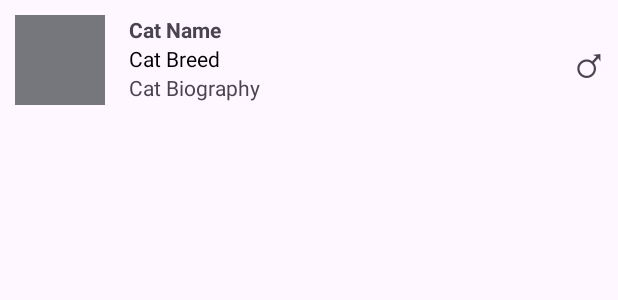
After one commit to chmpgnsupernova/LAB_WEEK_06, an Android app: the layout item_list.xml on its own in the app's theme, with its tools: preview values and no code run, on a phone screen of 412 x 824 dp. The commit adds this screen. Shown: the top 300 px of the screen. Run offline under Robolectric (Android 15) with nearby library versions, the phone set to English and light mode, and no system bars.

Commit message:
Commit No.1 - Adding a RecyclerView and Populating it

```diff
--- a/app/build.gradle.kts
+++ b/app/build.gradle.kts
@@ -45,4 +45,6 @@ dependencies {
     testImplementation(libs.junit)
     androidTestImplementation(libs.androidx.junit)
     androidTestImplementation(libs.androidx.espresso.core)
+    implementation("com.github.bumptech.glide:glide:4.14.2")
+
 }
--- a/app/src/main/AndroidManifest.xml
+++ b/app/src/main/AndroidManifest.xml
@@ -1,6 +1,8 @@
 <?xml version="1.0" encoding="utf-8"?>
 <manifest xmlns:android="http://schemas.android.com/apk/res/android"
     xmlns:tools="http://schemas.android.com/tools">
+    <uses-permission android:name="android.permission.INTERNET" />
+
 
     <application
         android:allowBackup="true"
--- /dev/null
+++ b/app/src/main/java/com/example/lab_week_06/model/CatBreed.kt
@@ -0,0 +1,5 @@
+package com.example.lab_week_06.model
+
+enum class CatBreed {
+    AmericanCurl, BalineseJavanese, ExoticShorthair
+}
--- /dev/null
+++ b/app/src/main/java/com/example/lab_week_06/model/Gender.kt
@@ -0,0 +1,5 @@
+package com.example.lab_week_06.model
+
+enum class Gender {
+    Female, Male, Unknown
+}
--- /dev/null
+++ b/app/src/main/res/layout/item_list.xml
@@ -0,0 +1,49 @@
+<?xml version="1.0" encoding="utf-8"?>
+<androidx.constraintlayout.widget.ConstraintLayout
+    xmlns:android="http://schemas.android.com/apk/res/android"
+    xmlns:app="http://schemas.android.com/apk/res-auto"
+    xmlns:tools="http://schemas.android.com/tools"
+    android:layout_width="match_parent"
+    android:layout_height="wrap_content"
+    android:padding="10dp">
+    <ImageView
+        android:id="@+id/cat_photo"
+        android:layout_width="60dp"
+        android:layout_height="60dp"
+        app:layout_constraintStart_toStartOf="parent"
+        app:layout_constraintTop_toTopOf="parent"
+        tools:background="@color/material_dynamic_neutral50" />
+    <TextView
+        android:id="@+id/cat_name"
+        android:layout_width="wrap_content"
+        android:layout_height="wrap_content"
+        android:layout_marginStart="16dp"
+        android:textStyle="bold"
+        app:layout_constraintStart_toEndOf="@+id/cat_photo"
+        app:layout_constraintTop_toTopOf="parent"
+        tools:text="Cat Name" />
+    <TextView
+        android:id="@+id/cat_breed"
+        android:layout_width="wrap_content"
+        android:layout_height="wrap_content"
+        android:textColor="@color/black"
+        app:layout_constraintStart_toStartOf="@+id/cat_name"
+        app:layout_constraintTop_toBottomOf="@+id/cat_name"
+        tools:text="Cat Breed" />
+    <TextView
+        android:id="@+id/cat_biography"
+        android:layout_width="wrap_content"
+        android:layout_height="wrap_content"
+        app:layout_constraintStart_toStartOf="@+id/cat_breed"
+        app:layout_constraintTop_toBottomOf="@+id/cat_breed"
+        tools:text="Cat Biography" />
+    <TextView
+        android:id="@+id/cat_gender"
+        android:layout_width="wrap_content"
+        android:layout_height="wrap_content"
+        android:textSize="30sp"
+        app:layout_constraintBottom_toBottomOf="parent"
+        app:layout_constraintEnd_toEndOf="parent"
+        app:layout_constraintTop_toTopOf="parent"
+        tools:text="&#9794;" />
+</androidx.constraintlayout.widget.ConstraintLayout>
--- a/app/src/main/res/values/colors.xml
+++ b/app/src/main/res/values/colors.xml
@@ -2,4 +2,6 @@
 <resources>
     <color name="black">#FF000000</color>
     <color name="white">#FFFFFFFF</color>
+
+    <color name="text_gray">#808080</color>
 </resources>
```
Also changed, not shown: app/src/main/java/com/example/lab_week_06/CatAdapter.kt (added, +35 -0 lines), app/src/main/java/com/example/lab_week_06/CatViewHolder.kt (added, +48 -0 lines), app/src/main/java/com/example/lab_week_06/GlideImageLoader.kt (added, +14 -0 lines), app/src/main/java/com/example/lab_week_06/ImageLoader.java (added, +7 -0 lines), app/src/main/java/com/example/lab_week_06/MainActivity.kt (+45 -6 lines), app/src/main/java/com/example/lab_week_06/model/CatModel.kt (added, +9 -0 lines), app/src/main/res/layout/activity_main.xml (+8 -12 lines).
